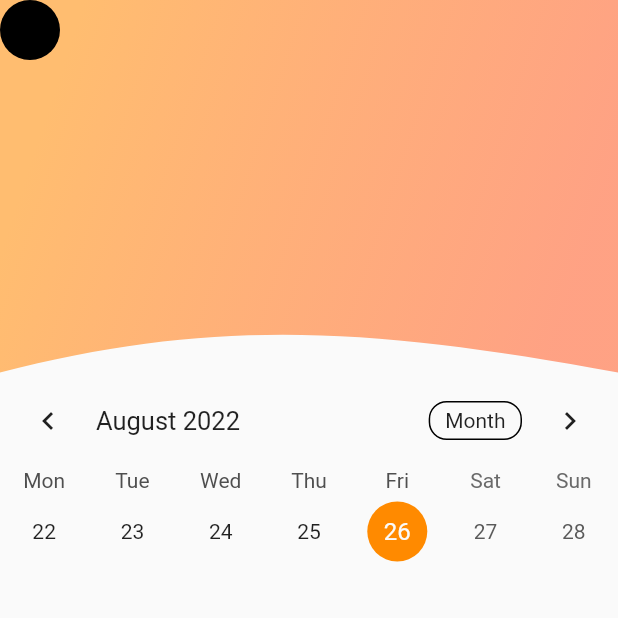
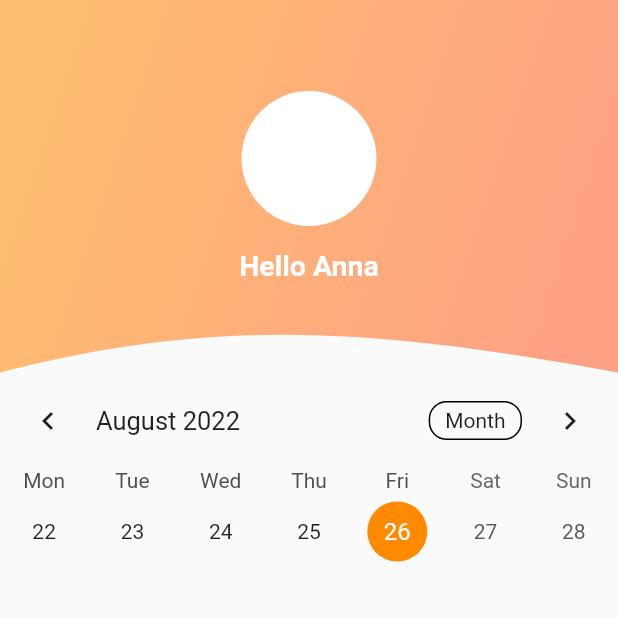
Before and after one commit to les-crepes/CAREOT_APP, a Flutter app: the screen it shows after launch, on a phone screen of 412 x 824 dp, the top half of it. Run offline on Flutter 3.47's test engine with Material 2 defaults, Android fonts, the phone set to English and light mode, and no system bars; drawn by our look-alikes of table_calendar; our stand-ins replace auto_route, cloud_firestore, firebase_auth, firebase_core; accounts and stored records are empty.

Commit message:
Top part

```diff
--- a/lib/screens/home.dart
+++ b/lib/screens/home.dart
@@ -34,38 +34,40 @@ class _HomeState extends State<Home> {
         ? MediaQuery.of(context).size.width
         : widget.screenWidth;
 
+    final height = (width * 0.6027777777777777).toDouble();
+
     final background = CustomPaint(
-      size: Size(
-        width,
-        (width * 0.6027777777777777).toDouble(),
-      ), //You can Replace [WIDTH] with your desired width for Custom Paint and height will be calculated automatically
+      size: Size(width,
+          height), //You can Replace [WIDTH] with your desired width for Custom Paint and height will be calculated automatically
       painter: HomeTopShape(),
     );
 
     return Column(
       children: [
-        // CustomPaint(
-        //   size: Size(
-        //     width,
-        //     (width * 0.6027777777777777).toDouble(),
-        //   ), //You can Replace [WIDTH] with your desired width for Custom Paint and height will be calculated automatically
-        //   painter: HomeTopShape(),
-        //   isComplex: true,
-        //   child: CircleAvatar(
-        //     backgroundColor: Colors.black,
-        //   ),
-        // ),
         Stack(children: [
           background,
-          Column(
-            crossAxisAlignment: CrossAxisAlignment.end,
-            // mainAxisSize: MainAxisSize.min,
-            children: [
-              CircleAvatar(
-                backgroundColor: Colors.black,
-              ),
-            ],
-          )
+          Container(
+            // color: Colors.red,
+            alignment: Alignment.center,
+            height: height,
+            child: Column(
+              mainAxisAlignment: MainAxisAlignment.center,
+              children: [
+                CircleAvatar(
+                  backgroundColor: Colors.white,
+                  radius: 45,
+                ),
+                SizedBox(height: 15),
+                Text(
+                  "Hello Anna",
+                  style: TextStyle(
+                      color: Theme.of(context).colorScheme.onPrimary,
+                      fontSize: 19,
+                      fontWeight: FontWeight.w600),
+                )
+              ],
+            ),
+          ),
         ]),
         TableCalendar(
             firstDay: DateTime.utc(2020, 1, 1),
```
